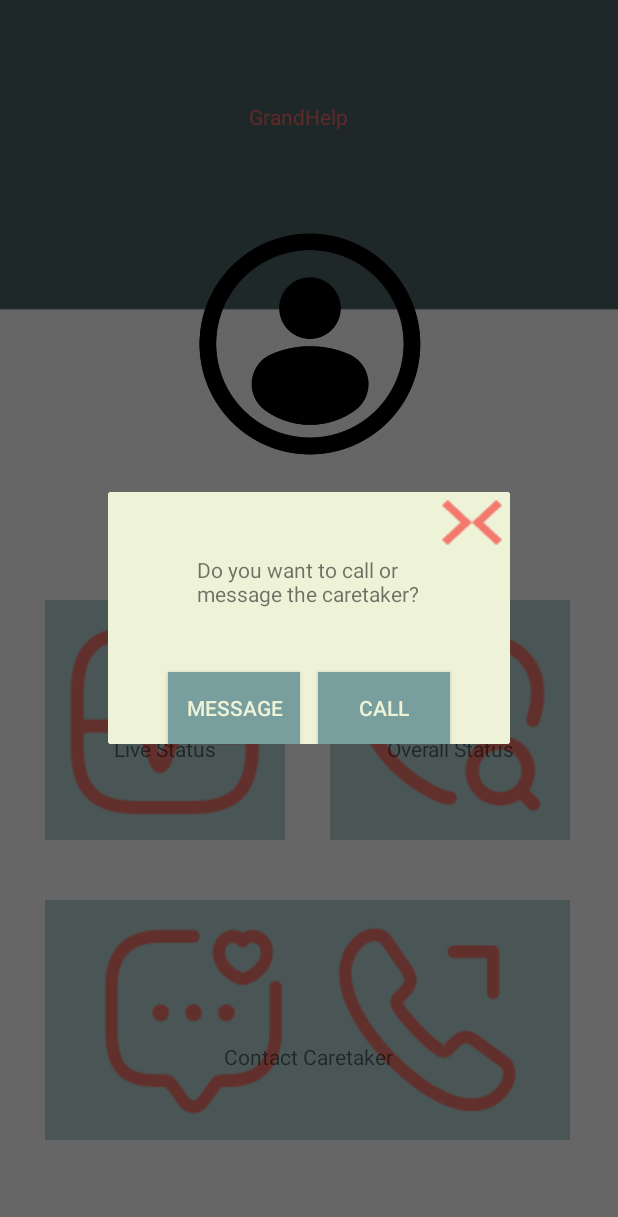
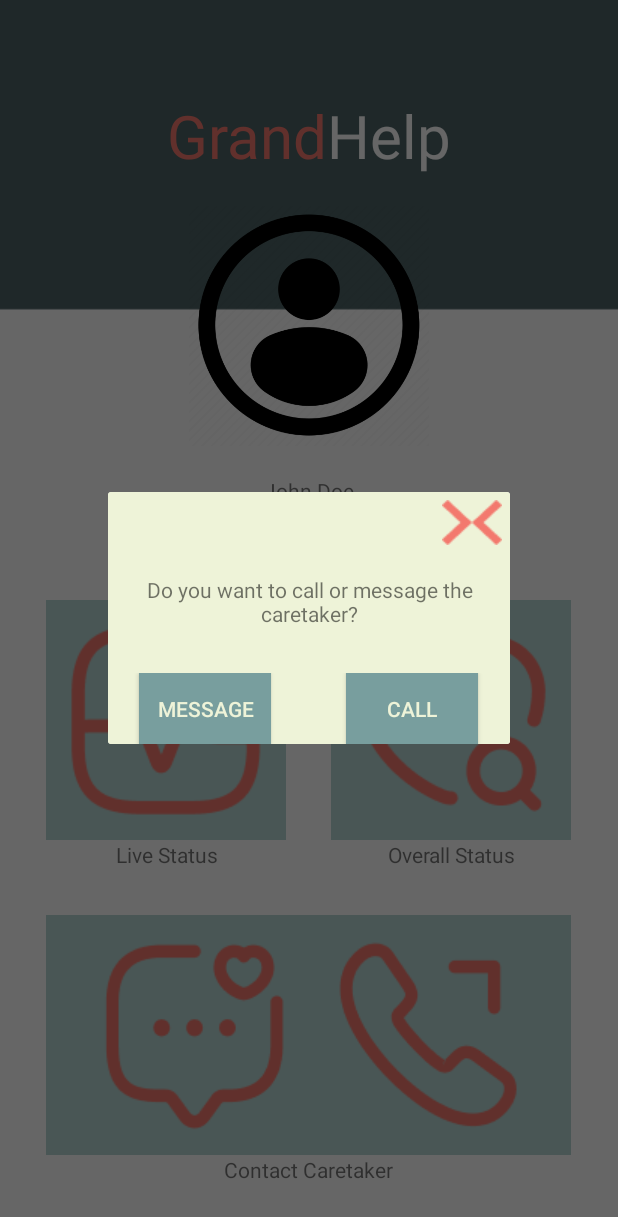
Before and after one commit to LeYellow/GrandHelp, an Android app: the screen it shows after launch (UserPage), after a tap on an icon or button, on a phone screen of 412 x 824 dp. Shown: the top 1217 px of the screen. Run offline under Robolectric (Android 15) with nearby library versions, the phone set to English and light mode, and no system bars.

Commit message:
redid pages layout

```diff
--- a/app/src/main/res/layout/contact_popup.xml
+++ b/app/src/main/res/layout/contact_popup.xml
@@ -1,7 +1,8 @@
 <?xml version="1.0" encoding="utf-8"?>
-<RelativeLayout xmlns:android="http://schemas.android.com/apk/res/android"
-    android:layout_width="wrap_content"
-    android:layout_height="wrap_content"
+<LinearLayout xmlns:android="http://schemas.android.com/apk/res/android"
+    android:orientation="vertical"
+    android:layout_width="300dp"
+    android:layout_height="200dp"
     android:background="#EEF3D8">
 
     <ImageButton
@@ -11,18 +12,35 @@
         android:layout_alignParentTop="true"
         android:layout_alignParentEnd="true"
         android:layout_marginTop="5dp"
-        android:layout_marginEnd="5dp"
+        android:layout_marginRight="5dp"
+        android:layout_gravity="right"
         android:background="@drawable/close_btn" />
+
+    <LinearLayout
+        android:layout_width="match_parent"
+        android:layout_height="match_parent"
+        android:orientation="vertical"
+        android:gravity="center"
+        android:layout_marginTop="20dp">
 
         <TextView
             android:id="@+id/popup_text"
-        android:layout_width="189dp"
-        android:layout_height="86dp"
+            android:layout_width="match_parent"
+            android:layout_height="wrap_content"
+            android:gravity="center"
+            android:paddingStart="20dp"
+            android:paddingEnd="20dp"
             android:layout_alignParentStart="true"
             android:layout_alignParentTop="true"
-        android:layout_marginStart="59dp"
-        android:layout_marginTop="42dp"
             android:text="Do you want to call or message the caretaker?" />
+
+
+        <LinearLayout
+            android:layout_width="match_parent"
+            android:layout_height="wrap_content"
+            android:orientation="horizontal"
+            android:gravity="center"
+            android:layout_marginTop="30dp">
 
             <Button
                 android:id="@+id/message_btn"
@@ -30,8 +48,6 @@
                 android:layout_height="wrap_content"
                 android:layout_alignParentStart="true"
                 android:layout_alignParentBottom="true"
-        android:layout_marginStart="40dp"
-        android:layout_marginBottom="20dp"
                 android:text="Message"
                 android:textColor="#EEF3D8"
                 android:background="#789E9E" />
@@ -42,10 +58,10 @@
                 android:layout_height="wrap_content"
                 android:layout_alignParentEnd="true"
                 android:layout_alignParentBottom="true"
-        android:layout_marginEnd="40dp"
-        android:layout_marginBottom="20dp"
                 android:text="Call"
+                android:layout_marginLeft="50dp"
                 android:textColor="#EEF3D8"
                 android:background="#789E9E" />
-
-</RelativeLayout>
+        </LinearLayout>
+    </LinearLayout>
+</LinearLayout>
--- a/app/src/main/res/layout/patient_home_page.xml
+++ b/app/src/main/res/layout/patient_home_page.xml
@@ -1,20 +1,37 @@
 <?xml version="1.0" encoding="utf-8"?>
-<RelativeLayout xmlns:android="http://schemas.android.com/apk/res/android"
+<LinearLayout xmlns:android="http://schemas.android.com/apk/res/android"
     android:layout_width="match_parent"
     android:layout_height="match_parent"
     android:orientation="vertical"
     android:background="@drawable/background">
 
-    <TextView
-        android:id="@+id/livestatus"
+    <LinearLayout
+        android:orientation="vertical"
+        android:layout_width="match_parent"
+        android:layout_marginTop="50dp"
+        android:layout_height="300dp"
+        android:gravity="center">
+
+        <LinearLayout
             android:layout_width="wrap_content"
             android:layout_height="wrap_content"
-        android:layout_alignParentStart="true"
-        android:layout_alignParentTop="true"
-        android:layout_marginStart="166dp"
-        android:layout_marginTop="68dp"
-        android:text="GrandHelp"
-        android:textColor="#F16666" />
+            android:orientation="horizontal"
+            android:gravity="center">
+
+            <TextView
+                android:layout_width="wrap_content"
+                android:layout_height="wrap_content"
+                android:text="Grand"
+                android:textColor="#F3796E"
+                android:textSize="40dp"/>
+
+            <TextView
+                android:layout_width="wrap_content"
+                android:layout_height="wrap_content"
+                android:text="Help"
+                android:textColor="@android:color/white"
+                android:textSize="40dp"/>
+        </LinearLayout>
 
         <ImageView
             android:id="@+id/imageView"
@@ -22,28 +39,40 @@
             android:layout_height="160dp"
             android:layout_alignParentTop="true"
             android:layout_alignParentEnd="true"
-        android:layout_marginTop="150dp"
-        android:layout_marginEnd="125dp"
+            android:gravity="center"
+            android:layout_marginTop="20dp"
             android:src="@drawable/placeholder_user" />
 
         <TextView
             android:id="@+id/patient_name"
-        android:layout_width="89dp"
-        android:layout_height="39dp"
+            android:layout_width="wrap_content"
+            android:layout_height="wrap_content"
             android:layout_alignParentTop="true"
             android:layout_alignParentEnd="true"
-        android:layout_marginTop="327dp"
-        android:layout_marginEnd="154dp"
+            android:gravity="center"
+            android:layout_marginTop="20dp"
             android:text="John Doe" />
+    </LinearLayout>
+
+    <LinearLayout
+        android:orientation="horizontal"
+        android:layout_width="match_parent"
+        android:layout_height="180dp"
+        android:gravity="center"
+        android:layout_marginTop="50dp">
+
+        <LinearLayout
+            android:orientation="vertical"
+            android:layout_width="160dp"
+            android:layout_height="180dp"
+            android:gravity="center">
 
             <ImageButton
                 android:id="@+id/live_status"
-        android:layout_width="160dp"
+                android:layout_width="match_parent"
                 android:layout_height="160dp"
                 android:layout_alignParentStart="true"
                 android:layout_alignParentTop="true"
-        android:layout_marginStart="30dp"
-        android:layout_marginTop="400dp"
                 android:src="@drawable/live_status"
                 android:background="#B7D8D6" />
 
@@ -51,20 +80,25 @@
                 android:id="@+id/live_status_text"
                 android:layout_width="wrap_content"
                 android:layout_height="wrap_content"
+                android:gravity="center"
                 android:layout_alignParentStart="true"
                 android:layout_alignParentBottom="true"
-        android:layout_marginStart="76dp"
-        android:layout_marginBottom="315dp"
                 android:text="Live Status" />
+        </LinearLayout>
+
+        <LinearLayout
+            android:orientation="vertical"
+            android:layout_width="160dp"
+            android:layout_height="180dp"
+            android:gravity="center"
+            android:layout_marginStart="30dp">
 
             <ImageButton
                 android:id="@+id/overall_status"
-        android:layout_width="160dp"
+                android:layout_width="match_parent"
                 android:layout_height="160dp"
                 android:layout_alignParentStart="true"
                 android:layout_alignParentTop="true"
-        android:layout_marginStart="220dp"
-        android:layout_marginTop="400dp"
                 android:src="@drawable/overall_status"
                 android:background="#B7D8D6" />
 
@@ -72,11 +106,19 @@
                 android:id="@+id/overall_status_text"
                 android:layout_width="wrap_content"
                 android:layout_height="wrap_content"
+                android:gravity="center"
                 android:layout_alignParentStart="true"
                 android:layout_alignParentBottom="true"
-        android:layout_marginStart="258dp"
-        android:layout_marginBottom="315dp"
                 android:text="Overall Status" />
+        </LinearLayout>
+    </LinearLayout>
+
+    <LinearLayout
+        android:orientation="vertical"
+        android:layout_width="match_parent"
+        android:layout_height="180dp"
+        android:gravity="center"
+        android:layout_marginTop="30dp">
 
         <ImageButton
             android:id="@+id/contact_caretaker"
@@ -84,8 +126,6 @@
             android:layout_height="160dp"
             android:layout_alignParentStart="true"
             android:layout_alignParentTop="true"
-        android:layout_marginStart="30dp"
-        android:layout_marginTop="600dp"
             android:src="@drawable/contact"
             android:background="#B7D8D6" />
 
@@ -93,10 +133,10 @@
             android:id="@+id/contact_caretaker_text"
             android:layout_width="wrap_content"
             android:layout_height="wrap_content"
+            android:gravity="center"
             android:layout_alignParentStart="true"
             android:layout_alignParentBottom="true"
-        android:layout_marginStart="149dp"
-        android:layout_marginBottom="110dp"
             android:text="Contact Caretaker" />
+    </LinearLayout>
 
-</RelativeLayout>
+</LinearLayout>
```
Also changed, not shown: app/src/main/res/layout/patient_live_status.xml (+43 -27 lines), app/src/main/res/layout/patient_overall_status.xml (+44 -32 lines), app/src/main/res/drawable/logo.png (added). Lines whose indentation alone changed are shown as unchanged.
